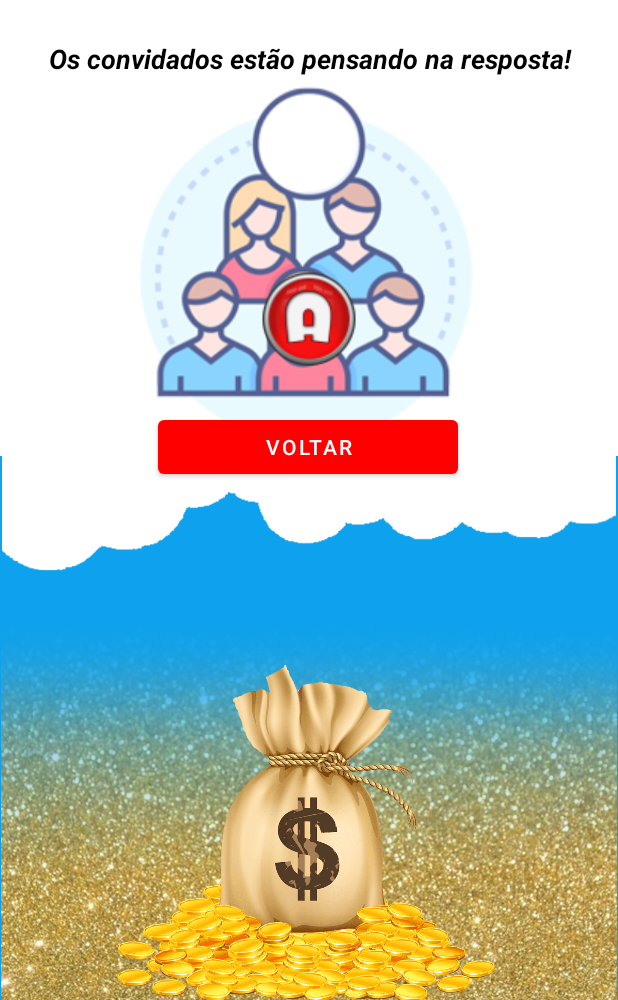
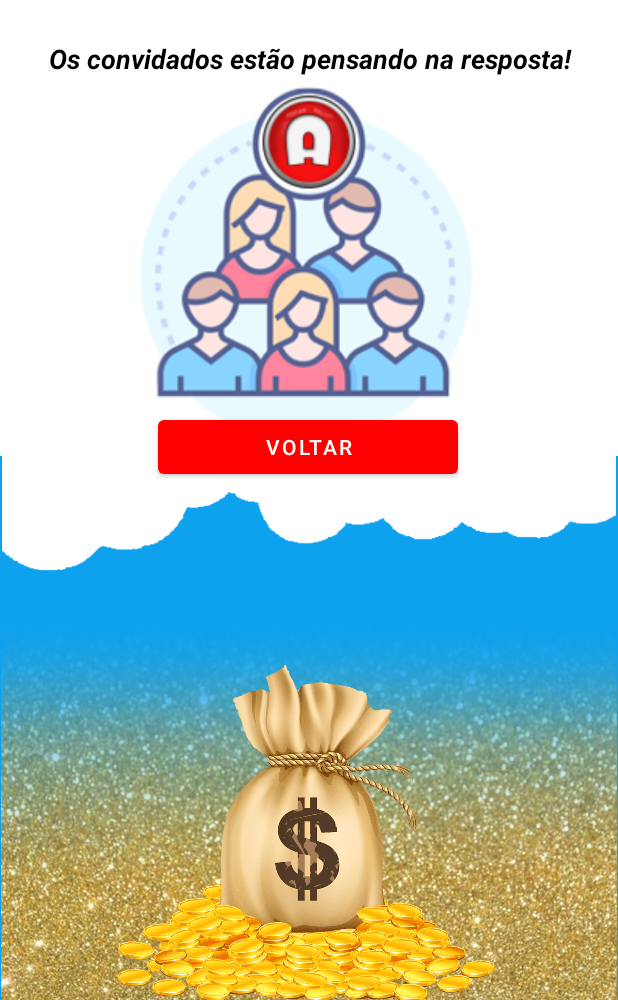
Before and after one commit to darlanaraujo/AndroidStudio-Projeto-ShowMilhao, an Android app: the layout activity_convidados.xml on its own in the app's theme, with its tools: preview values and no code run, on a phone screen of 412 x 824 dp, the part 236-1236 px from its top. Run offline under Robolectric (Android 15) with nearby library versions, the phone set to English and light mode, and no system bars.

Commit message:
Atualização Final 4
Foi corrigido outro erro de layout e o resultado do premio quando o tempo acaba e o jogador não fez nenhum ponto.

```diff
--- a/app/src/main/java/com/darlanbonfim/showdomilhao/TelaPrincipal.java
+++ b/app/src/main/java/com/darlanbonfim/showdomilhao/TelaPrincipal.java
@@ -38,8 +38,8 @@ public class TelaPrincipal extends AppCompatActivity {
                         "R$ 10.000", "R$ 20.000", "R$ 30.000", "R$ 40.000", "R$ 50.000",
                         "R$ 100.000", "R$ 200.000", "R$ 300.000", "R$ 400.000", "R$ 500.000",
                         "R$ 1.000.000"};
-    String errar, parar, acertar; // Recebe o valor do premio baseado no numero da rodada atual;
-    String ganhou;
+    String errar = "R$ 0,00", parar = "R$ 0,00", acertar = "R$ 0,00"; // Recebe o valor do premio baseado no numero da rodada atual;
+    String ganhou = "R$ 0,00";
 
     // Atributos que recebe o valor gerado na tela de ajuda;
     int valorCartas; // Recebe o valor sorteado pelas cartas para indicar quantas respostas serão eliminadas;
--- a/app/src/main/res/layout/activity_convidados.xml
+++ b/app/src/main/res/layout/activity_convidados.xml
@@ -108,11 +108,11 @@
         android:id="@+id/imgResCerta"
         android:layout_width="wrap_content"
         android:layout_height="wrap_content"
-        app:layout_constraintBottom_toTopOf="@+id/imageView17"
+        app:layout_constraintBottom_toBottomOf="@+id/layPart1"
         app:layout_constraintEnd_toEndOf="parent"
         app:layout_constraintStart_toStartOf="parent"
         app:layout_constraintTop_toBottomOf="@+id/imageView14"
-        app:layout_constraintVertical_bias="0.47000003"
+        app:layout_constraintVertical_bias="0.18"
         app:srcCompat="@drawable/icon_a_m" />
 
     <ImageView
```
Also changed, not shown: 5 other files.
